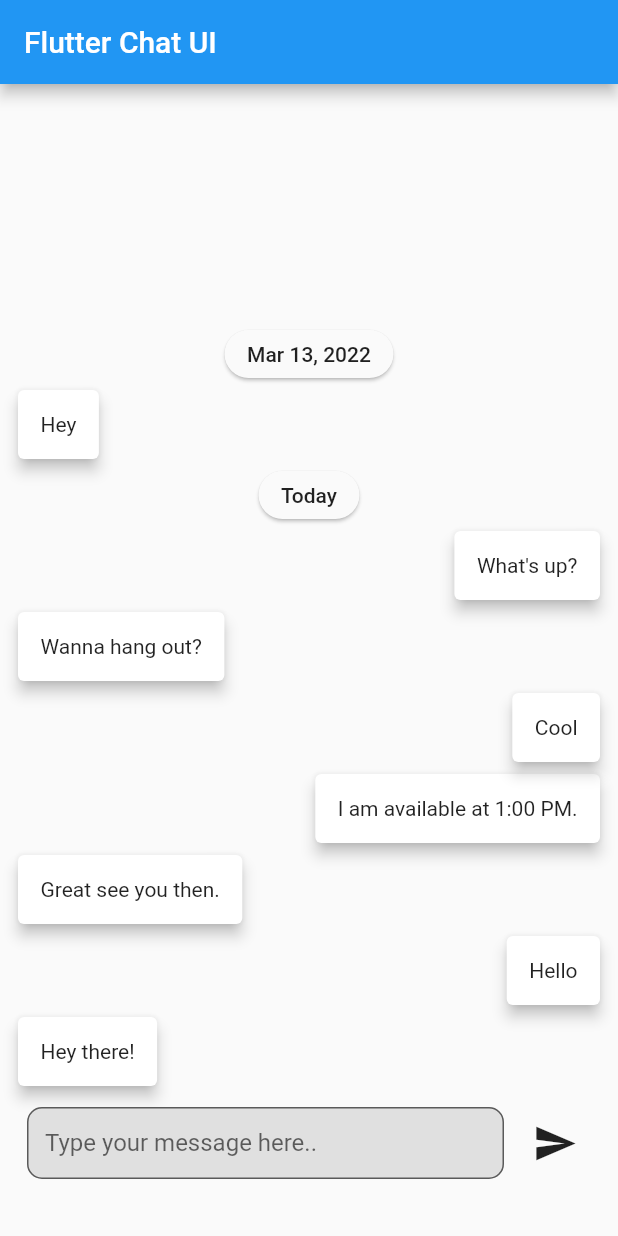
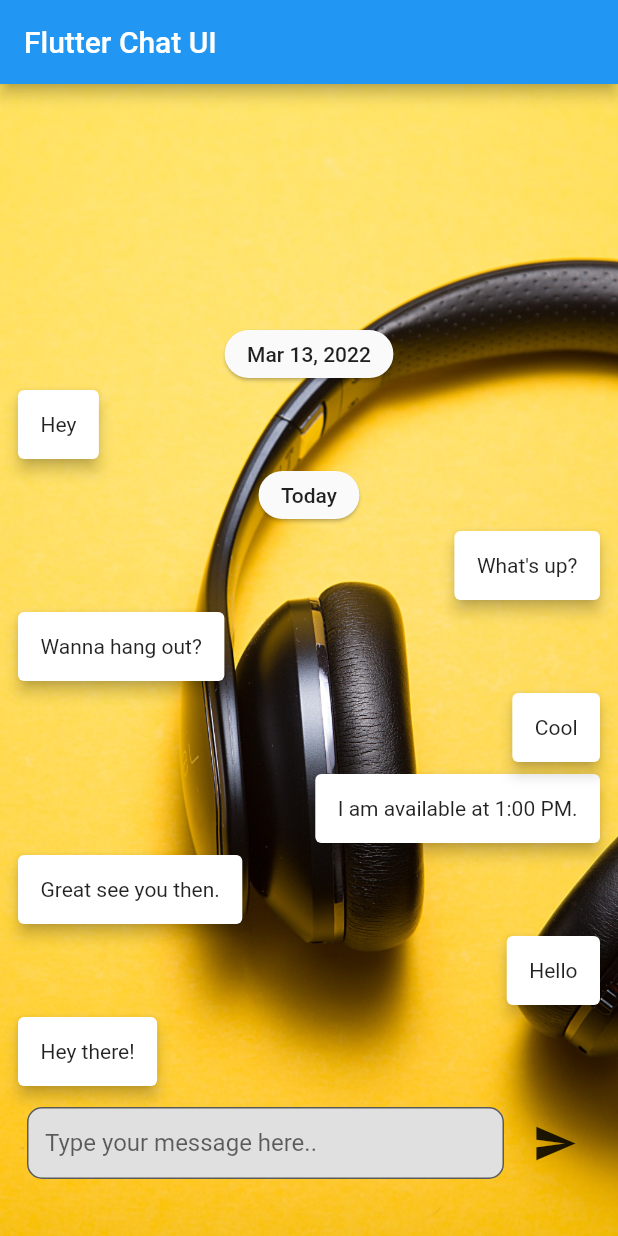
Before and after one commit to milkyascodes/flutter_chat_ui, a Flutter app: the screen it shows after launch, on a phone screen of 412 x 824 dp. Run offline on Flutter 3.47's test engine with Material 2 defaults, Android fonts, the light colour scheme and no system bars; drawn by our look-alikes of grouped_list.

Commit message:
added background image

```diff
--- a/lib/chat_screen.dart
+++ b/lib/chat_screen.dart
@@ -15,11 +15,14 @@ class ChatScreen extends StatefulWidget {
 }
 
 class _ChatScreenState extends State<ChatScreen> {
-  bool isToday(DateTime date) {
-    final now = DateTime.now();
-    final diff = now.difference(date).inDays;
-    return diff == 0 && now.day == date.day;
-  }
+  // bool isToday(DateTime date) {
+  //   final now = DateTime.now();
+  //   print('date $date');
+  //   final diff = now.difference(date).inDays;
+  //   print('diff1 ${now.difference(date)}');
+  //   print('diff2 ${now.difference(date).inDays}');
+  //   return diff == 0 && now.day == date.day;
+  // }
 
   List<Message> messages = [
     Message('Hey there!',
@@ -43,7 +46,10 @@ class _ChatScreenState extends State<ChatScreen> {
       appBar: AppBar(
         title: Text(widget.title),
       ),
-      body: Padding(
+      body: Container(
+        decoration: BoxDecoration(
+            image: DecorationImage(
+                image: AssetImage("assets/bg_chat.jpg"), fit: BoxFit.cover)),
         padding: const EdgeInsets.all(8.0),
         child: Column(
           children: [
@@ -61,14 +67,18 @@ class _ChatScreenState extends State<ChatScreen> {
                   height: 40,
                   child: Center(
                     child: Chip(
-                        backgroundColor: Colors.transparent,
-                        elevation: 1,
-                        label: Padding(
-                            padding: EdgeInsets.all(3),
-                            child: isToday(message.date)
-                                ? Text('Today')
-                                : Text(
-                                    DateFormat.yMMMd().format(message.date)))),
+                      backgroundColor: Colors.transparent,
+                      elevation: 1,
+                      label: Padding(
+                        padding: EdgeInsets.all(3),
+                        child: Text(
+                          message.date.isAfter(
+                                  DateTime.now().subtract(Duration(days: 1)))
+                              ? 'Today'
+                              : DateFormat.yMMMd().format(message.date),
+                        ),
+                      ),
+                    ),
                   ),
                 ),
                 itemBuilder: (context, Message message) => Align(
--- a/pubspec.yaml
+++ b/pubspec.yaml
@@ -58,8 +58,8 @@ flutter:
   uses-material-design: true
 
   # To add assets to your application, add an assets section, like this:
-  # assets:
-  #   - images/a_dot_burr.jpeg
+  assets:
+    - assets/
   #   - images/a_dot_ham.jpeg
 
   # An image asset can refer to one or more resolution-specific "variants", see
```
Also changed, not shown: assets/bg_chat.jpg (added).
